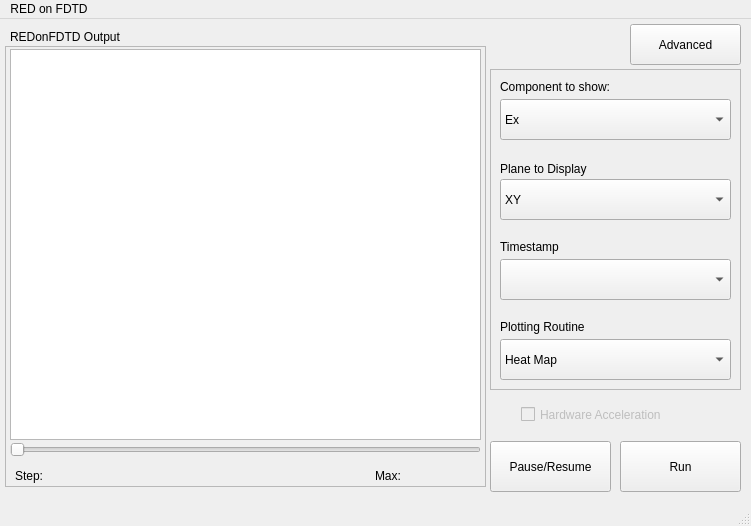
Before: the Qt Designer form REDonFDTDGUI/mainwindow.ui in JBlack93/REDonFDTD, drawn with Qt 5.
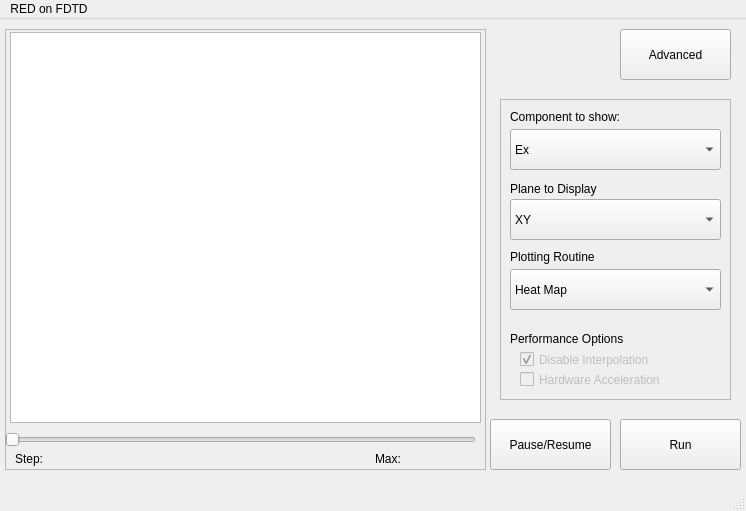
After: the same form once the commit is applied.

Commit message: Minor update:  - superfluous timeStep GUI comboBox removed (replaced by horizontal slider)  - save state of current run in mainwindow widget  - Add future performance options to GUI  - Reorganise mainwindow slightly

Diff of the .ui file:
```diff
--- a/REDonFDTDGUI/mainwindow.ui
+++ b/REDonFDTDGUI/mainwindow.ui
@@ -6,32 +6,19 @@
    <rect>
     <x>0</x>
     <y>0</y>
-    <width>751</width>
-    <height>526</height>
+    <width>746</width>
+    <height>511</height>
    </rect>
   </property>
   <property name="windowTitle">
    <string>MainWindow</string>
   </property>
   <widget class="QWidget" name="centralwidget">
-   <widget class="QLabel" name="graphicsLabel">
-    <property name="geometry">
-     <rect>
-      <x>10</x>
-      <y>10</y>
-      <width>411</width>
-      <height>16</height>
-     </rect>
-    </property>
-    <property name="text">
-     <string>REDonFDTD Output</string>
-    </property>
-   </widget>
    <widget class="QPushButton" name="RunButton">
     <property name="geometry">
      <rect>
       <x>620</x>
-      <y>422</y>
+      <y>400</y>
       <width>121</width>
       <height>51</height>
      </rect>
@@ -47,7 +34,7 @@
     <property name="geometry">
      <rect>
       <x>490</x>
-      <y>422</y>
+      <y>400</y>
       <width>121</width>
       <height>51</height>
      </rect>
@@ -56,32 +43,13 @@
      <string>Pause/Resume</string>
     </property>
    </widget>
-   <widget class="QSlider" name="horizontalSlider">
-    <property name="enabled">
-     <bool>false</bool>
-    </property>
-    <property name="geometry">
-     <rect>
-      <x>10</x>
-      <y>420</y>
-      <width>471</width>
-      <height>21</height>
-     </rect>
-    </property>
-    <property name="sliderPosition">
-     <number>0</number>
-    </property>
-    <property name="orientation">
-     <enum>Qt::Horizontal</enum>
-    </property>
-   </widget>
    <widget class="QToolButton" name="OptionButton">
     <property name="geometry">
      <rect>
-      <x>630</x>
-      <y>5</y>
+      <x>620</x>
+      <y>10</y>
       <width>111</width>
-      <height>41</height>
+      <height>51</height>
      </rect>
     </property>
     <property name="text">
@@ -91,10 +59,10 @@
    <widget class="QFrame" name="graphicViewControls">
     <property name="geometry">
      <rect>
-      <x>490</x>
-      <y>50</y>
-      <width>251</width>
-      <height>321</height>
+      <x>500</x>
+      <y>80</y>
+      <width>231</width>
+      <height>301</height>
      </rect>
     </property>
     <property name="frameShape">
@@ -108,7 +76,7 @@
       <rect>
        <x>10</x>
        <y>30</y>
-       <width>231</width>
+       <width>211</width>
        <height>41</height>
       </rect>
      </property>
@@ -170,7 +138,7 @@
      <property name="geometry">
       <rect>
        <x>10</x>
-       <y>90</y>
+       <y>80</y>
        <width>231</width>
        <height>20</height>
       </rect>
@@ -183,8 +151,8 @@
      <property name="geometry">
       <rect>
        <x>10</x>
-       <y>110</y>
-       <width>231</width>
+       <y>100</y>
+       <width>211</width>
        <height>41</height>
       </rect>
      </property>
@@ -204,29 +172,6 @@
       </property>
      </item>
     </widget>
-    <widget class="QLabel" name="timeLabel">
-     <property name="geometry">
-      <rect>
-       <x>10</x>
-       <y>170</y>
-       <width>231</width>
-       <height>16</height>
-      </rect>
-     </property>
-     <property name="text">
-      <string>Timestamp</string>
-     </property>
-    </widget>
-    <widget class="QComboBox" name="timeBox">
-     <property name="geometry">
-      <rect>
-       <x>10</x>
-       <y>190</y>
-       <width>231</width>
-       <height>41</height>
-      </rect>
-     </property>
-    </widget>
     <widget class="QLabel" name="plotLabel">
      <property name="enabled">
       <bool>true</bool>
@@ -234,7 +179,7 @@
      <property name="geometry">
       <rect>
        <x>10</x>
-       <y>250</y>
+       <y>150</y>
        <width>231</width>
        <height>16</height>
       </rect>
@@ -247,8 +192,8 @@
      <property name="geometry">
       <rect>
        <x>10</x>
-       <y>270</y>
-       <width>231</width>
+       <y>170</y>
+       <width>211</width>
        <height>41</height>
       </rect>
      </property>
@@ -258,31 +203,66 @@
       </property>
      </item>
     </widget>
-   </widget>
-   <widget class="QCheckBox" name="checkBox">
-    <property name="enabled">
-     <bool>false</bool>
-    </property>
-    <property name="geometry">
-     <rect>
-      <x>521</x>
-      <y>385</y>
-      <width>191</width>
-      <height>21</height>
-     </rect>
-    </property>
-    <property name="whatsThis">
-     <string>Support Coming Soon!</string>
-    </property>
-    <property name="text">
-     <string notr="true">Hardware Acceleration</string>
-    </property>
+    <widget class="QCheckBox" name="interpCheckBox">
+     <property name="enabled">
+      <bool>false</bool>
+     </property>
+     <property name="geometry">
+      <rect>
+       <x>20</x>
+       <y>250</y>
+       <width>191</width>
+       <height>21</height>
+      </rect>
+     </property>
+     <property name="whatsThis">
+      <string>Support Coming Soon!</string>
+     </property>
+     <property name="text">
+      <string notr="true">Disable Interpolation</string>
+     </property>
+     <property name="checked">
+      <bool>true</bool>
+     </property>
+    </widget>
+    <widget class="QCheckBox" name="cudaCheckBox">
+     <property name="enabled">
+      <bool>false</bool>
+     </property>
+     <property name="geometry">
+      <rect>
+       <x>20</x>
+       <y>270</y>
+       <width>191</width>
+       <height>21</height>
+      </rect>
+     </property>
+     <property name="whatsThis">
+      <string>Support Coming Soon!</string>
+     </property>
+     <property name="text">
+      <string notr="true">Hardware Acceleration</string>
+     </property>
+    </widget>
+    <widget class="QLabel" name="PerformanceLabel">
+     <property name="geometry">
+      <rect>
+       <x>10</x>
+       <y>230</y>
+       <width>151</width>
+       <height>19</height>
+      </rect>
+     </property>
+     <property name="text">
+      <string>Performance Options</string>
+     </property>
+    </widget>
    </widget>
    <widget class="QFrame" name="frame">
     <property name="geometry">
      <rect>
       <x>5</x>
-      <y>27</y>
+      <y>10</y>
       <width>481</width>
       <height>441</height>
      </rect>
@@ -355,6 +335,25 @@
       </rect>
      </property>
     </widget>
+    <widget class="QSlider" name="horizontalSlider">
+     <property name="enabled">
+      <bool>false</bool>
+     </property>
+     <property name="geometry">
+      <rect>
+       <x>0</x>
+       <y>400</y>
+       <width>471</width>
+       <height>21</height>
+      </rect>
+     </property>
+     <property name="sliderPosition">
+      <number>0</number>
+     </property>
+     <property name="orientation">
+      <enum>Qt::Horizontal</enum>
+     </property>
+    </widget>
    </widget>
    <zorder>frame</zorder>
    <zorder>graphicViewControls</zorder>
@@ -370,7 +369,7 @@
     <rect>
      <x>0</x>
      <y>0</y>
-     <width>751</width>
+     <width>746</width>
      <height>29</height>
     </rect>
    </property>
```
Left out of the diff: 3 changed lines with no effect on the pictures. The commit also changes 3 other files.
